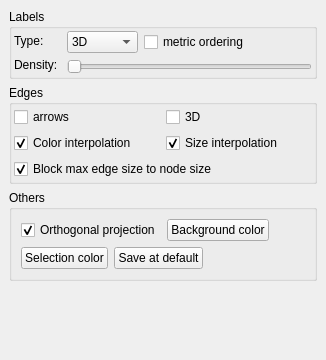
The window that library/tulip-qt/designer/RenderingParametersDialog.ui (vadivelselvaraj/TulipGLImprovement) describes before a commit, drawn with Qt 5.
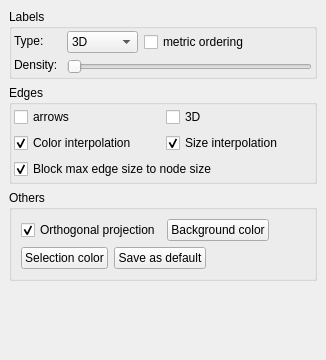
The same window after the commit.

The edit to the form file:
```diff
--- a/library/tulip-qt/designer/RenderingParametersDialog.ui
+++ b/library/tulip-qt/designer/RenderingParametersDialog.ui
@@ -430,7 +430,7 @@
         <item>
          <widget class="QPushButton" name="selectionSaveAtDefault" >
           <property name="text" >
-           <string>Save at default</string>
+           <string>Save as default</string>
           </property>
          </widget>
         </item>
```
